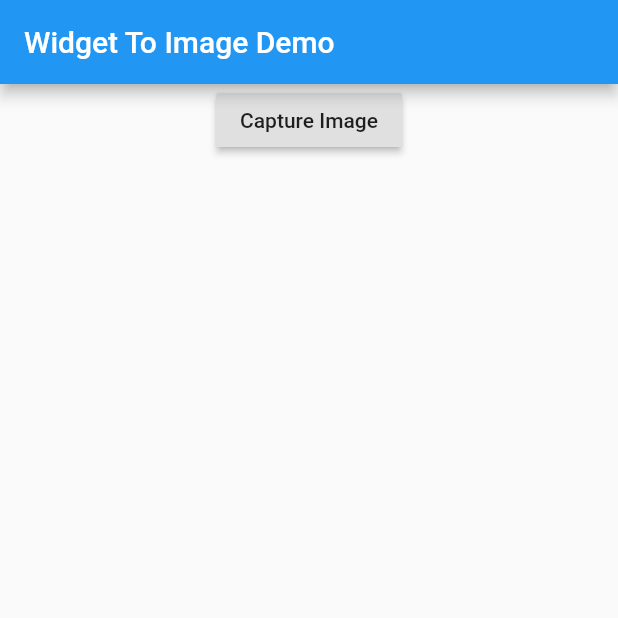
After one commit to baldfatchris/opart_v2, a Flutter app: the ExampleScreen screen opened directly, on a phone screen of 412 x 824 dp, the top half of it. The commit adds this screen. Run offline on Flutter 3.47's test engine with Material 2 defaults, Android fonts, the phone set to English and light mode, and no system bars; our stand-ins replace flutter_colorpicker, flutter_spinkit, image_gallery_saver, screenshot.

Commit message:
Added ability to take a screenshot of the tree widget (in preparation for sharing)

```diff
--- /dev/null
+++ b/lib/capture_widget.dart
@@ -0,0 +1,164 @@
+import 'dart:async';
+import 'dart:typed_data';
+import 'dart:ui' as ui;
+
+import 'package:flutter/material.dart';
+import 'package:flutter/rendering.dart';
+
+void main() {
+  runApp(
+    MaterialApp(
+      theme: ThemeData(
+        primarySwatch: Colors.indigo,
+        accentColor: Colors.pinkAccent,
+      ),
+      home: ExampleScreen(),
+    ),
+  );
+}
+
+class ExampleScreen extends StatefulWidget {
+  @override
+  _ExampleScreenState createState() => new _ExampleScreenState();
+}
+
+class _ExampleScreenState extends State<ExampleScreen> {
+  final _captureKey = GlobalKey<CaptureWidgetState>();
+  Future<CaptureResult> _image;
+
+  void _onCapturePressed() {
+    setState(() {
+      _image = _captureKey.currentState.captureImage();
+    });
+  }
+
+  @override
+  Widget build(BuildContext context) {
+    return CaptureWidget(
+      key: _captureKey,
+      capture: Material(
+        child: Padding(
+          padding: const EdgeInsets.all(8.0),
+          child: Column(
+            mainAxisSize: MainAxisSize.min,
+            children: <Widget>[
+              Text(
+                'These widgets are not visible on the screen yet can still be captured by a RepaintBoundary.',
+              ),
+              SizedBox(height: 12.0),
+              Container(
+                width: 25.0,
+                height: 25.0,
+                color: Colors.red,
+              ),
+            ],
+          ),
+        ),
+      ),
+      child: Scaffold(
+        appBar: AppBar(
+          title: Text('Widget To Image Demo'),
+        ),
+        body: FutureBuilder<CaptureResult>(
+          future: _image,
+          builder: (BuildContext context, AsyncSnapshot<CaptureResult> snapshot) {
+            return SingleChildScrollView(
+              child: Column(
+                mainAxisAlignment: MainAxisAlignment.center,
+                children: <Widget>[
+                  Center(
+                    child: RaisedButton(
+                      child: Text('Capture Image'),
+                      onPressed: _onCapturePressed,
+                    ),
+                  ),
+                  if (snapshot.connectionState == ConnectionState.waiting)
+                    Center(
+                      child: CircularProgressIndicator(),
+                    )
+                  else if (snapshot.hasData) ...[
+                    Text(
+                      '${snapshot.data.width} x ${snapshot.data.height}',
+                      textAlign: TextAlign.center,
+                    ),
+                    Container(
+                      margin: const EdgeInsets.all(12.0),
+                      decoration: BoxDecoration(
+                        border: Border.all(color: Colors.grey.shade300, width: 2.0),
+                      ),
+                      child: Image.memory(
+                        snapshot.data.data,
+                        scale: MediaQuery.of(context).devicePixelRatio,
+                      ),
+                    ),
+                  ],
+                ],
+              ),
+            );
+          },
+        ),
+      ),
+    );
+  }
+}
+
+class CaptureWidget extends StatefulWidget {
+  final Widget child;
+  final Widget capture;
+
+  const CaptureWidget({
+    Key key,
+    this.capture,
+    this.child,
+  }) : super(key: key);
+
+  @override
+  CaptureWidgetState createState() => CaptureWidgetState();
+}
+
+class CaptureWidgetState extends State<CaptureWidget> {
+  final _boundaryKey = GlobalKey();
+
+  Future<CaptureResult> captureImage() async {
+    final pixelRatio = MediaQuery.of(context).devicePixelRatio;
+    final boundary = _boundaryKey.currentContext.findRenderObject() as RenderRepaintBoundary;
+    final image = await boundary.toImage(pixelRatio: pixelRatio);
+    final data = await image.toByteData(format: ui.ImageByteFormat.png);
+    return CaptureResult(data.buffer.asUint8List(), image.width, image.height);
+  }
+
+  @override
+  Widget build(BuildContext context) {
+    return LayoutBuilder(
+      builder: (BuildContext context, BoxConstraints constraints) {
+        final height = constraints.maxHeight * 2;
+        return Stack(
+          fit: StackFit.passthrough,
+          children: <Widget>[
+            widget.child,
+            Positioned(
+              left: 0.0,
+              right: 0.0,
+              top: height,
+              height: height,
+              child: Center(
+                child: RepaintBoundary(
+                  key: _boundaryKey,
+                  child: widget.capture,
+                ),
+              ),
+            ),
+          ],
+        );
+      },
+    );
+  }
+}
+
+class CaptureResult {
+  final Uint8List data;
+  final int width;
+  final int height;
+
+  const CaptureResult(this.data, this.width, this.height);
+}
--- a/lib/opart_fibonacci.dart
+++ b/lib/opart_fibonacci.dart
@@ -592,6 +592,7 @@ class OpArtFibonacciPainter extends CustomPainter {
 
     // randomise the palette
     List palette = [];
+
     switch(paletteType){
 
     // blended random
--- a/lib/opart_tree.dart
+++ b/lib/opart_tree.dart
@@ -7,11 +7,15 @@ import 'package:flutter_colorpicker/flutter_colorpicker.dart';
 import 'package:screenshot/screenshot.dart';
 import 'dart:typed_data';
 import 'package:image_gallery_saver/image_gallery_saver.dart';
+//import 'package:share/share.dart';
 
 //void main() {
 //  runApp(OpArtTree());
 //}
+File _imageFile;
 
+//Create an instance of ScreenshotController
+ScreenshotController screenshotController = ScreenshotController();
 List palette = [
   Colors.red,
   Colors.pink,
@@ -97,12 +101,16 @@ class _OpArtTreeStudioState extends State<OpArtTreeStudio> {
               icon: Icon(_showBackgroundColorPicker
                   ? Icons.arrow_drop_up
                   : Icons.arrow_drop_down),
-            onPressed: (){setState(() {
+              onPressed: () {
+                setState(() {
                   _showBackgroundColorPicker = !_showBackgroundColorPicker;
-            });},)
+                });
+              },
+            )
           ],
         ),
-        _showBackgroundColorPicker? ColorPicker(
+        _showBackgroundColorPicker
+            ? ColorPicker(
                 displayThumbColor: false,
                 pickerAreaHeightPercent: 0.3,
                 pickerAreaBorderRadius: BorderRadius.circular(10.0),
@@ -113,7 +121,8 @@ class _OpArtTreeStudioState extends State<OpArtTreeStudio> {
                   });
                 },
                 showLabel: false,
-        ): Container(),
+              )
+            : Container(),
         Text('Trunk Width'),
         Slider(
           value: trunkWidth,
@@ -227,21 +236,29 @@ class _OpArtTreeStudioState extends State<OpArtTreeStudio> {
   Widget build(BuildContext context) {
     //we need this because there are two floating action buttons so each one needs a herotag.
     Hero btn1;
-
+    _saved(File image) async {
+      final result = await ImageGallerySaver.saveImage(image.readAsBytesSync());
+      print("File Saved to Gallery");
+    }
     return Scaffold(
       floatingActionButtonLocation: FloatingActionButtonLocation.centerTop,
       floatingActionButton: FloatingActionButton(
         heroTag: btn1,
         onPressed: () {
+          print(_imageFile);
+          print('button pressed');
           _imageFile = null;
-          screenshotController.capture().then((File image) async {
+          screenshotController
+              .capture(delay: Duration(milliseconds: 10))
+              .then((File image) async {
             print("Capture Done");
             setState(() {
               _imageFile = image;
+           //   Share.shareFiles([_imageFile], text: 'Great picture');
             });
-            final result = await ImageGallerySaver.saveImage(image
-                .readAsBytesSync()); // Save image to gallery,  Needs plugin  https://pub.dev/packages/image_gallery_saver
-            print(result);
+            final result =
+            await ImageGallerySaver.saveImage(image.readAsBytesSync());
+            print("File Saved to Gallery");
           }).catchError((onError) {
             print(onError);
           });
@@ -249,7 +266,10 @@ class _OpArtTreeStudioState extends State<OpArtTreeStudio> {
         tooltip: 'Increment',
         child: Icon(Icons.camera_alt),
       ),
-      body: widget.showSettings
+      body: Column(
+        children: [
+          Flexible(flex: 7,
+            child: widget.showSettings
                 ? Column(
                     children: [
                       Flexible(flex: 3, child: bodyWidget()),
@@ -262,6 +282,10 @@ class _OpArtTreeStudioState extends State<OpArtTreeStudio> {
                     ],
                   )
                 : bodyWidget(),
+          ),
+          Flexible(flex: 1,child: _imageFile != null ? Image.file(_imageFile) : Container()),
+        ],
+      ),
     );
   }
 }
--- a/pubspec.yaml
+++ b/pubspec.yaml
@@ -36,6 +36,11 @@ dev_dependencies:
   flutter_colorpicker: ^0.3.4
   screenshot: ^0.2.0
   image_gallery_saver: '^1.5.0'
+  path_provider: ^1.6.18
+  permission_handler: ^5.0.1+1
+#  share: ^0.6.5+2
+
+
 
 # For information on the generic Dart part of this file, see the
 # following page: https://dart.dev/tools/pub/pubspec
```
Also changed, not shown: pubspec.lock, 17 other files. Lines whose indentation alone changed are shown as unchanged.
